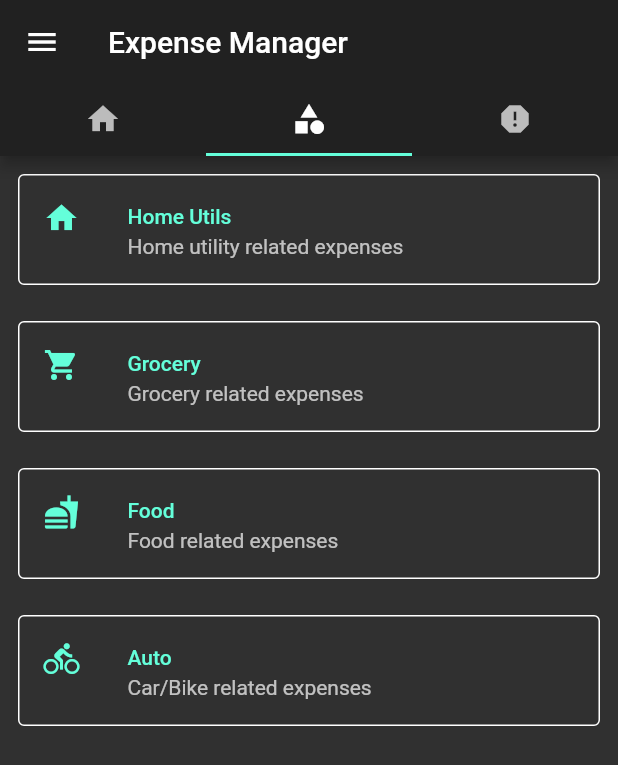
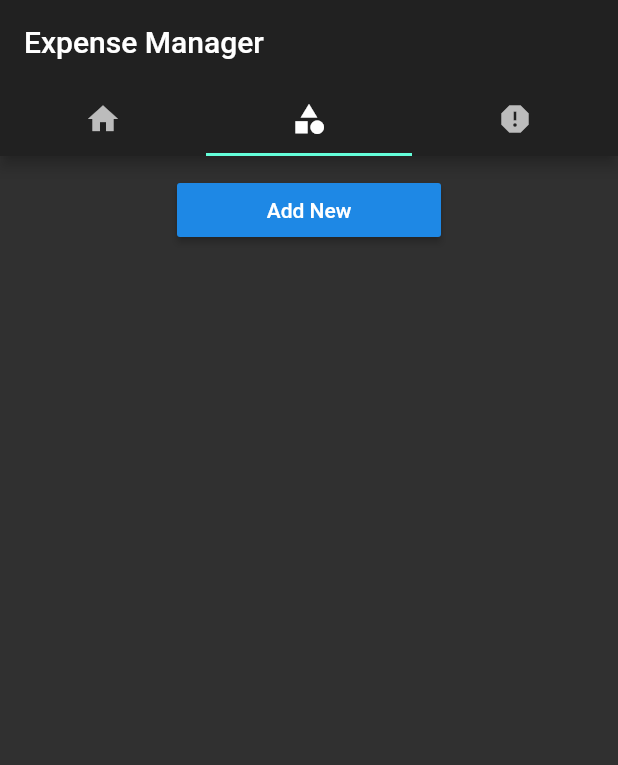
Before and after one commit to Yash-Rathod/expence_manager, a Flutter app: the screen it shows after launch, tab 2 chosen, on a phone screen of 412 x 824 dp. Shown: the top 765 px of the screen. Run offline on Flutter 3.47's test engine with Material 2 defaults, Android fonts, the phone set to English and light mode, and no system bars; our stand-ins replace built_collection, built_value, rxdart, sqflite; accounts and stored records are empty; generated files the repository leaves out were written again.

Commit message:
alpha_test_2

```diff
--- /dev/null
+++ b/lib/blocs/category_bloc.dart
@@ -0,0 +1,46 @@
+import 'dart:async';
+
+import 'package:built_collection/built_collection.dart';
+import '../db/services/category_service.dart';
+import '../models/category_model.dart';
+import 'package:rxdart/rxdart.dart';
+
+class CategoryBloc {
+  final CategoryServiceBase categoryService;
+
+  CategoryBloc(this.categoryService) {
+    getCategories();
+  }
+
+  var _createCategoryController = BehaviorSubject<CategoryModel>();
+  Stream<CategoryModel> get createCategoryStream => _createCategoryController.stream;
+
+  updateCreateCategory(CategoryModel cat) => _createCategoryController.sink.add(cat);
+
+  var _categoryListController = BehaviorSubject<BuiltList<CategoryModel>>();
+  Stream<BuiltList<CategoryModel>> get categoryListStream => _categoryListController.stream;
+
+  getCategories() {
+    categoryService.getAllCategories().then((cats) {
+      _categoryListController.sink.add(cats);
+    }).catchError((err) {
+      _categoryListController.sink.addError(err);
+    });
+  }
+
+  Future<int> createNewCategory(CategoryModel category) async {
+    return await categoryService.createCategory(category);
+  }
+
+  Future<void> deleteCategory(int categoryId) async {
+    await categoryService.deleteCategory(categoryId).then((value) {
+      //re- create list after delete
+      getCategories();
+    });
+  }
+
+  dispose() {
+    _createCategoryController.close();
+    _categoryListController.close();
+  }
+}
--- a/lib/db/migrations/db_script.dart
+++ b/lib/db/migrations/db_script.dart
@@ -5,5 +5,6 @@ import 'init_db.dart';
 class DbMigrator {
   static final Map<int, String> migrations = {
     1: initDbScript,
+    2: createExpenseDbScript,
   };
 }
--- a/lib/main.dart
+++ b/lib/main.dart
@@ -1,6 +1,7 @@
-import 'package:expence_manager/models/category_model.dart';
+
 import 'package:flutter/material.dart';
 import 'db/offline_db_provider.dart';
+import 'screens/home_page.dart';
 
 void main() {
   OfflineDbProvider.provider.initDB();
@@ -18,143 +19,5 @@ class MyApp extends StatelessWidget {
   }
 }
 
-class HomePage extends StatefulWidget {
-  @override
-  _HomePageState createState() => _HomePageState();
-}
-
-class _HomePageState extends State<HomePage> with SingleTickerProviderStateMixin{
-  TabController _tabController;
-  List<CategoryModel> _lsCateogies = List<CategoryModel>();
-  List<String> _tabs = ["Home", "Category", "Report"];
-
-  @override void initState() {
-    super.initState();
-    _tabController = new TabController(vsync: this, length: _tabs.length);
-    _initCategories();
-  }
-
-  _initCategories() {
-    var cat1 = CategoryModel().rebuild((b) => b
-      ..id = 0
-      ..title = "Home Utils"
-      ..desc = "Home utility related expenses"
-      ..iconCodePoint = Icons.home.codePoint);
-
-    _lsCateogies.add(cat1);
-
-    var cat2 = CategoryModel().rebuild((b) => b
-      ..id = 0
-      ..title = "Grocery"
-      ..desc = "Grocery related expenses"
-      ..iconCodePoint = Icons.local_grocery_store.codePoint);
-
-    _lsCateogies.add(cat2);
-
-    var cat3 = CategoryModel().rebuild((b) => b
-      ..id = 0
-      ..title = "Food"
-      ..desc = "Food related expenses"
-      ..iconCodePoint = Icons.fastfood.codePoint);
-
-    _lsCateogies.add(cat3);
-
-    var cat4 = CategoryModel().rebuild((b) => b
-      ..id = 0
-      ..title = "Auto"
-      ..desc = "Car/Bike related expenses"
-      ..iconCodePoint = Icons.directions_bike.codePoint);
-
-    _lsCateogies.add(cat4);
-  }
-
-  Widget _getCategoryTab() {
-    return ListView.builder(
-      itemCount: _lsCateogies.length,
-      itemBuilder: (BuildContext ctxt, int index) {
-        var category = _lsCateogies[index];
-        return Container(
-          decoration: BoxDecoration(
-              borderRadius: BorderRadius.circular(4.0),
-              border: new Border.all(
-                  width: 1.0, style: BorderStyle.solid, color: Colors.white)),
-          margin: EdgeInsets.all(12.0),
-          child: ListTile(
-            onTap: () {},
-            leading: Icon(
-              IconData(category.iconCodePoint, fontFamily: 'MaterialIcons'),
-              color: Theme.of(context).accentColor,
-            ),
-            title: Text(category.title, style: Theme.of(context).textTheme.bodyText1.copyWith(
-                color: Theme.of(context).accentColor
-            ),),
-            subtitle: Text(category.desc, ),
-          ),
-        );
-      },
-    );
-  }
-
-
-
-  @override
-  Widget build(BuildContext context) {
-    return Scaffold(
-        appBar: AppBar(
-          title: Text("Expense Manager"),
-          bottom: TabBar(
-            controller: _tabController,
-            tabs: [
-              Tab(icon: Icon(Icons.home)),
-              Tab(icon: Icon(Icons.category)),
-              Tab(icon: Icon(Icons.report)),
-            ],
-          ),
-        ),
-        drawer: Drawer(
-          elevation: 20.0,
-          child: ListView(
-            padding: EdgeInsets.zero,
-            children: <Widget>[
-              UserAccountsDrawerHeader(
-                accountName: Text('MyProfile'),
-                accountEmail: Text('abc@xyz.com'),
-                currentAccountPicture:Icon(
-                  Icons.account_circle,
-                  size: 60.0,
-                ),
-                decoration: BoxDecoration(color: Colors.grey),
-              ),
-              ListTile(
-                leading: Icon(Icons.settings),
-                title: Text('Settings'),
-                onTap: (){},
-              ),
-              ListTile(
-                leading: Icon(Icons.settings),
-                title: Text('Settings'),
-                onTap: (){},
-              ),
-              ListTile(
-                leading: Icon(Icons.settings),
-                title: Text('Settings'),
-                onTap: (){},
-              )
-            ],
-          ),
-
-        ),
-        body: TabBarView(
-          controller: _tabController,
-          children: <Widget>[
-            Center(child: Text("Home", style: Theme.of(context).textTheme.headline4,)),
-            _getCategoryTab(),
-            Center(child: Text("Reports", style: Theme.of(context).textTheme.headline4,))
-          ],
-        )
-    );
-
-  }
-}
 
 //Center(child: Text("Category", style: Theme.of(context).textTheme.headline4,))
--- a/lib/models/serializers.dart
+++ b/lib/models/serializers.dart
@@ -2,11 +2,13 @@ import 'package:built_collection/built_collection.dart';
 import 'package:built_value/serializer.dart';
 import 'package:built_value/standard_json_plugin.dart';
 import 'category_model.dart';
+import 'expense_model.dart';
 
 part 'serializers.g.dart';
 
 @SerializersFor(const [
-  CategoryModel
+  CategoryModel,
+  ExpenseModel
 ])
 
 final Serializers serializers = (_$serializers.toBuilder()
--- /dev/null
+++ b/lib/screens/category.dart
@@ -0,0 +1,97 @@
+import 'package:built_collection/built_collection.dart';
+import '../blocs/category_bloc.dart';
+import '../db/services/category_service.dart';
+import '../models/category_model.dart';
+import '../routes/add_category.dart';
+import 'package:flutter/material.dart';
+
+class CategoryPage extends StatefulWidget {
+  @override
+  _CategoryPageState createState() => _CategoryPageState();
+}
+
+class _CategoryPageState extends State<CategoryPage> {
+  CategoryBloc _categoryBloc;
+
+  @override
+  initState() {
+    super.initState();
+    _categoryBloc = CategoryBloc(CategoryService());
+  }
+
+
+  @override
+  Widget build(BuildContext context) {
+    return _getCategoryTab();
+  }
+
+  Widget _getCategoryTab() {
+    return Column(
+      children: <Widget>[
+        Container(
+          padding: EdgeInsets.all(12.0),
+          width: 200.0,
+          child: RaisedButton(
+            child: Text("Add New"),
+            onPressed: () {
+              Navigator.push(
+                context,
+                MaterialPageRoute(builder: (context) => AddCategory(categoryBloc: _categoryBloc,)),
+              );
+            },
+          ),
+        ),
+        StreamBuilder(
+          stream: _categoryBloc.categoryListStream,
+          builder:
+              (_, AsyncSnapshot<BuiltList<CategoryModel>> categoryListSnap) {
+            if (!categoryListSnap.hasData) return CircularProgressIndicator();
+
+            var lsCategories = categoryListSnap.data;
+
+            return Expanded(
+              child: ListView.builder(
+                itemCount: lsCategories.length,
+                itemBuilder: (BuildContext ctxt, int index) {
+                  var category = lsCategories[index];
+                  return Container(
+                    decoration: BoxDecoration(
+                        borderRadius: BorderRadius.circular(4.0),
+                        border: new Border.all(
+                            width: 1.0,
+                            style: BorderStyle.solid,
+                            color: Colors.white)),
+                    margin: EdgeInsets.all(12.0),
+                    child: ListTile(
+                      onTap: () {},
+                      leading: Icon(
+                        IconData(category.iconCodePoint,
+                            fontFamily: 'MaterialIcons'),
+                        color: Theme.of(context).accentColor,
+                      ),
+                      trailing: IconButton(
+                        icon: Icon(Icons.delete),
+                        color: Theme.of(context).primaryColorLight,
+                        onPressed: () => _categoryBloc.deleteCategory(category.id),
+                      ),
+                      title: Text(
+                        category.title,
+                        style: Theme.of(context)
+                            .textTheme
+                            .bodyText1
+                            .copyWith(color: Theme.of(context).accentColor),
+                      ),
+                      subtitle: Text(
+                        category.desc,
+                      ),
+                    ),
+                  );
+                },
+              ),
+            );
+          },
+        )
+      ],
+    );
+  }
+}
--- /dev/null
+++ b/lib/screens/home_page.dart
@@ -0,0 +1,49 @@
+import 'category.dart';
+import 'dashboard_page.dart';
+import 'package:flutter/material.dart';
+
+class HomePage extends StatefulWidget {
+  @override
+  _HomePageState createState() => _HomePageState();
+}
+
+class _HomePageState extends State<HomePage>
+    with SingleTickerProviderStateMixin {
+  TabController _tabController;
+
+  List<String> _tabs = ["Home", "Category", "Report"];
+
+  @override
+  void initState() {
+    super.initState();
+    _tabController = new TabController(vsync: this, length: _tabs.length);
+  }
+
+  @override
+  Widget build(BuildContext context) {
+    return Scaffold(
+        appBar: AppBar(
+          title: Text("Expense Manager"),
+          bottom: TabBar(
+            controller: _tabController,
+            tabs: [
+              Tab(icon: Icon(Icons.home)),
+              Tab(icon: Icon(Icons.category)),
+              Tab(icon: Icon(Icons.report)),
+            ],
+          ),
+        ),
+        body: TabBarView(
+          controller: _tabController,
+          children: <Widget>[
+            DashboardPage(),
+            CategoryPage(),
+            Center(
+                child: Text(
+                  "Reports",
+                  style: Theme.of(context).textTheme.headline4,
+                ))
+          ],
+        ));
+  }
+}
--- a/pubspec.yaml
+++ b/pubspec.yaml
@@ -23,6 +23,7 @@ dependencies:
   sqflite: ^1.1.5
   built_value: ^6.1.6
   built_collection: ^4.1.0
+  rxdart: ^0.22.0
 
   # The following adds the Cupertino Icons font to your application.
   # Use with the CupertinoIcons class for iOS style icons.
```
Also changed, not shown: lib/db/migrations/init_db.dart (+10 -0 lines), lib/db/services/category_service.dart (+9 -0 lines), lib/models/expense_model.dart (added, +22 -0 lines), lib/routes/add_category.dart (added, +134 -0 lines), lib/screens/dashboard_page.dart (added, +43 -0 lines), lib/models/expense_model.g.dart (added), pubspec.lock.
